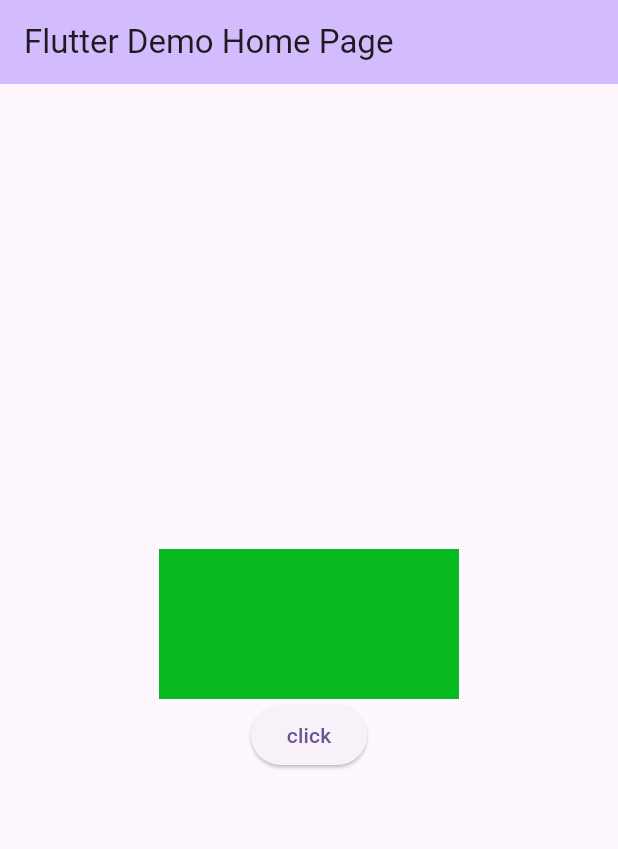
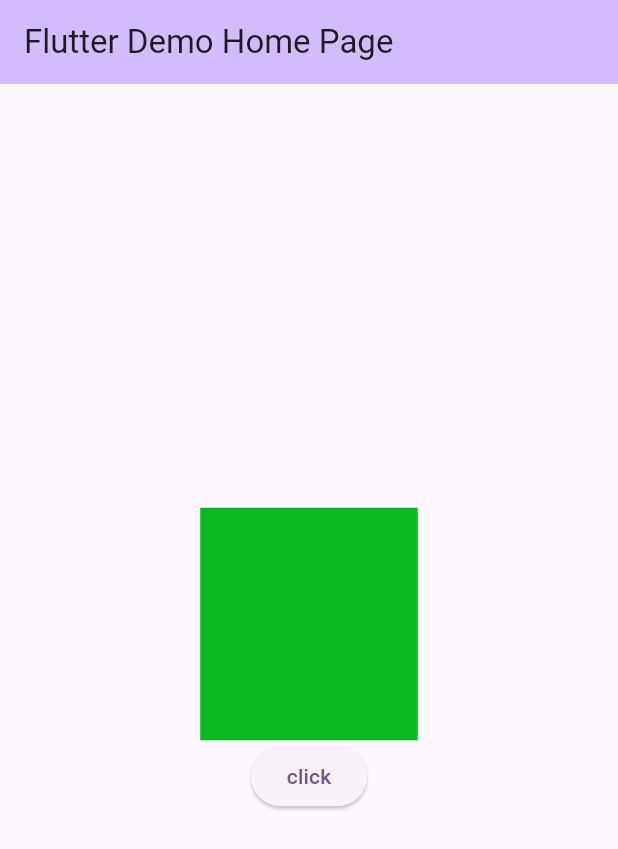
Before and after one commit to Foysalrabby/flutteranimation, a Flutter app: the screen it shows after launch, after a tap on "click", on a phone screen of 412 x 824 dp. Shown: the top 849 px of the screen. Run offline on Flutter 3.47's test engine with Material 3 defaults, Android fonts, the phone set to English and light mode, and no system bars.

Commit message:
animation containercontrolled

```diff
--- a/animation/lib/main.dart
+++ b/animation/lib/main.dart
@@ -13,7 +13,6 @@ class MyApp extends StatelessWidget {
     return MaterialApp(
       title: 'Flutter Demo',
       theme: ThemeData(
-
         colorScheme: ColorScheme.fromSeed(seedColor: Colors.deepPurple),
         useMaterial3: true,
       ),
@@ -25,7 +24,6 @@ class MyApp extends StatelessWidget {
 class MyHomePage extends StatefulWidget {
   const MyHomePage({super.key, required this.title});
 
-
   final String title;
 
   @override
@@ -33,18 +31,15 @@ class MyHomePage extends StatefulWidget {
 }
 
 class _MyHomePageState extends State<MyHomePage> {
-
-
-
+  var fwidth = 200.0;
+  var fheight = 100.0;
+  bool flag = true;
 
   @override
   Widget build(BuildContext context) {
-
     return Scaffold(
         appBar: AppBar(
-
           backgroundColor: Theme.of(context).colorScheme.inversePrimary,
-
           title: Text(widget.title),
         ),
         body: Center(
@@ -52,19 +47,27 @@ class _MyHomePageState extends State<MyHomePage> {
             mainAxisAlignment: MainAxisAlignment.center,
             children: [
               AnimatedContainer(
-                width: 200,
-                height: 100,
+                  width: fwidth,
+                  height: fheight,
                   color: Color.fromARGB(255, 7, 187, 31),
                   duration: Duration(seconds: 2)),
-                ElevatedButton(onPressed: (){
-
-                }, child: Text("click"))
-
+              ElevatedButton(
+                  onPressed: () {
+                    setState(() {
+                      if (flag) {
+                        fwidth = 100.0;
+                        fheight = 200.0;
+                        flag = false;
+                      } else {
+                        fwidth = 200.0;
+                        fheight = 100.0;
+                        flag = true;
+                      }
+                    });
+                  },
+                  child: Text("click"))
             ],
           ),
-      )
-
-
-    );
+        ));
   }
 }
```
Lines whose indentation alone changed are shown as unchanged.
